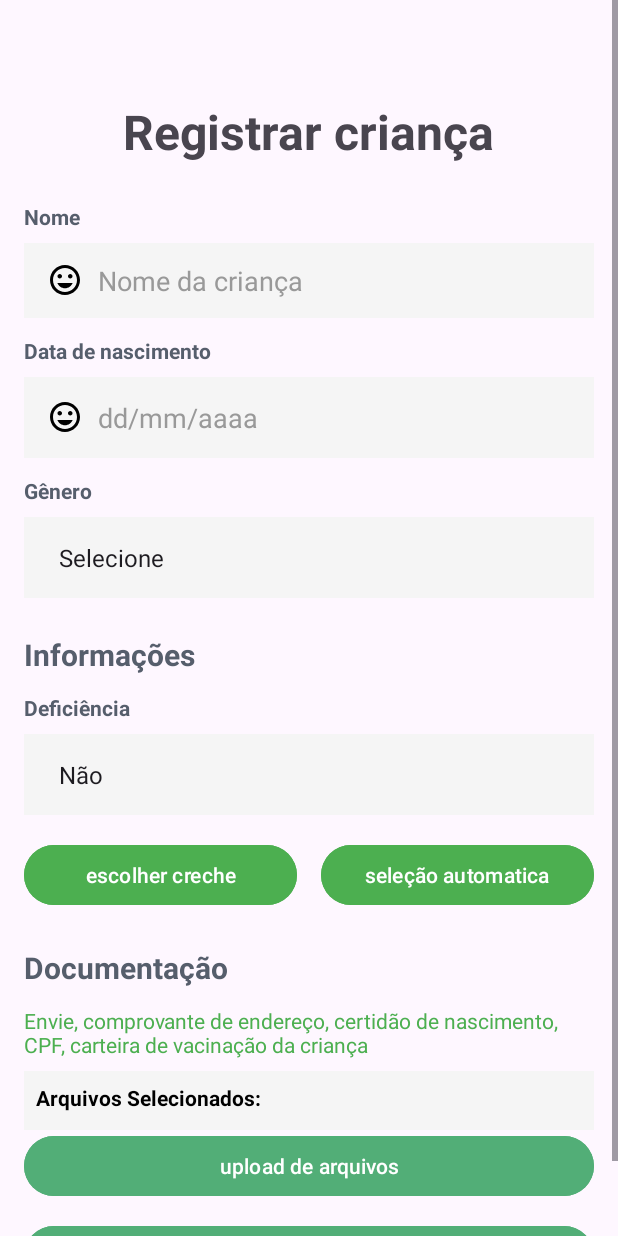
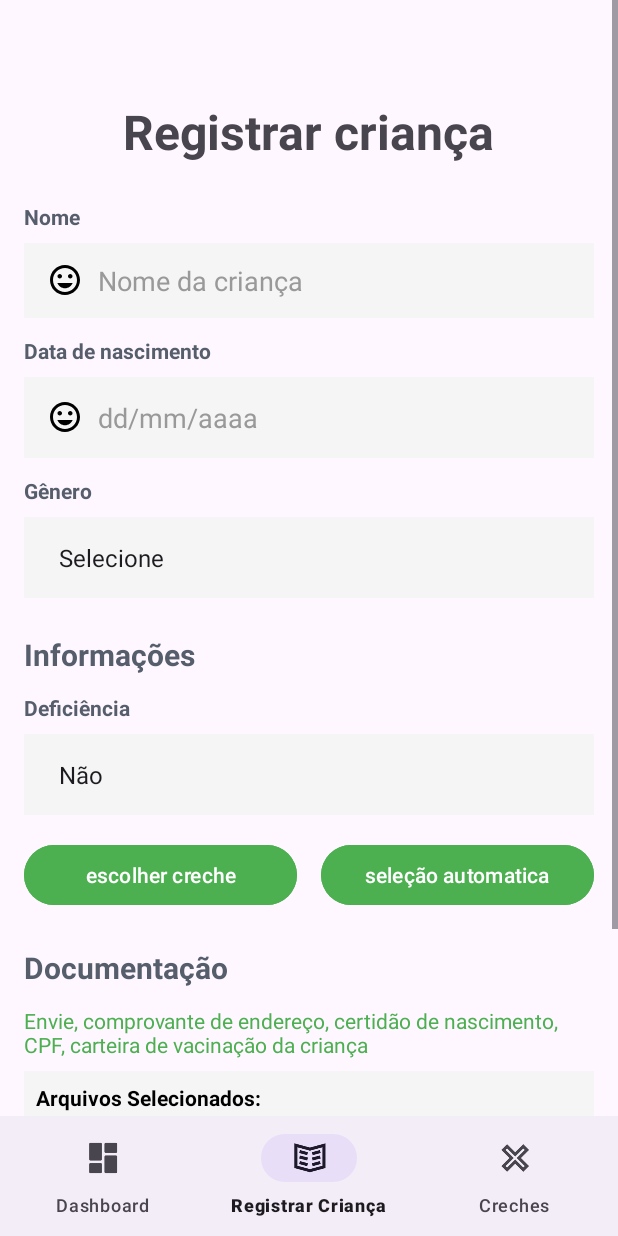
Before and after one commit to Ryanzucchi/Atv_avaliativa_Disp, an Android app: the KidRegistry screen opened directly, with no data from a screen before it, on a phone screen of 412 x 824 dp. Run offline under Robolectric (Android 15) with nearby library versions, the phone set to English and light mode, and no system bars.

Commit message:
barra inferior no KidRegistry.java

```diff
--- a/app/src/main/java/br/com/unemat/ryan/myapplication/KidRegistry.java
+++ b/app/src/main/java/br/com/unemat/ryan/myapplication/KidRegistry.java
@@ -7,6 +7,7 @@ import android.net.Uri;
 import android.os.Bundle;
 import android.provider.OpenableColumns;
 import android.provider.MediaStore;
+import android.util.Log;
 import android.util.TypedValue;
 import android.view.Gravity;
 import android.view.View;
@@ -20,19 +21,24 @@ import android.widget.Spinner;
 import android.widget.TextView;
 import android.widget.Toast;
 
+import androidx.annotation.NonNull;
 import androidx.annotation.Nullable;
 import androidx.appcompat.app.AppCompatActivity;
 
+import com.google.android.material.bottomnavigation.BottomNavigationView;
+import com.google.android.material.navigation.NavigationBarView;
+
 import java.io.IOException;
-import java.util.ArrayList; // Importe para ArrayList
-import java.util.List; // Importe para List
+import java.util.ArrayList;
+import java.util.List;
 
 public class KidRegistry extends AppCompatActivity {
 
+    private static final String TAG = "KidRegistry";
     private static final int PICK_FILE_REQUEST = 1;
-    private static final int MAX_FILES_DISPLAY = 15; // Define o limite máximo de arquivos
+    private static final int MAX_FILES_DISPLAY = 15;
 
-    // Declaração das variáveis para os elementos da UI
+    // UI Elements Declaration
     private Button btnSelectCreche;
     private Button btnEnviar;
     private Button btnUploadArquivos;
@@ -46,14 +52,18 @@ public class KidRegistry extends AppCompatActivity {
     private TextView textViewDescricaoOutraDeficiencia;
     private EditText editTextDescricaoOutraDeficiencia;
 
-    private List<Uri> selectedFileUris = new ArrayList<>(); // Lista para armazenar as URIs dos arquivos selecionados
+    // List to store URIs of selected files, declared as a class member
+    private List<Uri> selectedFileUris = new ArrayList<>();
+
+    // Bottom Navigation View
+    private BottomNavigationView bottomNavigationView;
 
     @Override
     protected void onCreate(Bundle savedInstanceState) {
         super.onCreate(savedInstanceState);
         setContentView(R.layout.kidregistry);
 
-        // Inicialização dos elementos da UI
+        // Initialize UI Elements
         btnSelectCreche = findViewById(R.id.escolha);
         btnEnviar = findViewById(R.id.btn_enviar);
         btnUploadArquivos = findViewById(R.id.btn_uparq);
@@ -67,7 +77,42 @@ public class KidRegistry extends AppCompatActivity {
         textViewDescricaoOutraDeficiencia = findViewById(R.id.textView_descricao_outra_deficiencia);
         editTextDescricaoOutraDeficiencia = findViewById(R.id.editText_descricao_outra_deficiencia);
 
-        // Configura o listener para o botão "escolher creche"
+        // --- Bottom Navigation View Setup ---
+        bottomNavigationView = findViewById(R.id.dashbottom_navigation);
+        if (bottomNavigationView != null) {
+            // Set "Register" item as selected when KidRegistry starts
+            bottomNavigationView.setSelectedItemId(R.id.nav_register);
+            Log.d(TAG, "Item 'Register' definido como selecionado ao iniciar KidRegistry.");
+
+            bottomNavigationView.setOnItemSelectedListener(new NavigationBarView.OnItemSelectedListener() {
+                @Override
+                public boolean onNavigationItemSelected(@NonNull android.view.MenuItem item) {
+                    int itemId = item.getItemId();
+                    if (itemId == R.id.nav_dashboard) {
+                        Log.d(TAG, "Navegando para ActivityMain (Dashboard).");
+                        startActivity(new Intent(KidRegistry.this, ActivityMain.class));
+                        finish(); // Finish KidRegistry to remove it from the back stack
+                        return true;
+                    } else if (itemId == R.id.nav_register) {
+                        // Already in KidRegistry, do nothing
+                        Log.d(TAG, "Item 'Register' clicado. Já estamos aqui.");
+                        return true;
+                    } else if (itemId == R.id.nav_settings) {
+                        Log.d(TAG, "Navegando para Kg (Settings).");
+                        startActivity(new Intent(KidRegistry.this, Kg.class));
+                        // Consider calling finish() here if Kg is also a primary navigation destination
+                        return true;
+                    }
+                    return false;
+                }
+            });
+        } else {
+            Log.e(TAG, "BottomNavigationView 'dashbottom_navigation' não encontrado no layout kidregistry.xml");
+            Toast.makeText(this, "Erro interno: Navegação não disponível.", Toast.LENGTH_LONG).show();
+        }
+        // --- End Bottom Navigation View Setup ---
+
+        // Set up "Choose Creche" button listener
         if (btnSelectCreche != null) {
             btnSelectCreche.setOnClickListener(v -> {
                 Intent intent = new Intent(KidRegistry.this, Kg.class);
@@ -77,7 +122,7 @@ public class KidRegistry extends AppCompatActivity {
             Toast.makeText(this, "Erro: Botão 'escolha' não encontrado no layout.", Toast.LENGTH_LONG).show();
         }
 
-        // Configura o listener para o botão "seleção automatica"
+        // Set up "Automatic Selection" button listener
         if (btnSelecaoAutomatica != null) {
             btnSelecaoAutomatica.setOnClickListener(v -> {
                 Toast.makeText(KidRegistry.this, "Seleção Automática Clicada!", Toast.LENGTH_SHORT).show();
@@ -86,25 +131,26 @@ public class KidRegistry extends AppCompatActivity {
             Toast.makeText(this, "Erro: Botão 'selecao_automatica_button' não encontrado no layout.", Toast.LENGTH_LONG).show();
         }
 
-        // Configura o listener para o botão "Enviar"
+        // Set up "Send" button listener
         if (btnEnviar != null) {
             btnEnviar.setOnClickListener(v -> {
-                // Aqui você pode acessar as URIs dos arquivos em 'selectedFileUris'
-                // para enviar ou processar.
+                // Here you can access the URIs of the files in 'selectedFileUris'
+                // for sending or processing.
                 Toast.makeText(KidRegistry.this, "Dados e " + selectedFileUris.size() + " arquivos enviados!", Toast.LENGTH_SHORT).show();
                 Intent intent = new Intent(KidRegistry.this, ActivityMain.class);
                 startActivity(intent);
+                finish(); // Finish KidRegistry after sending to return to ActivityMain
             });
         } else {
             Toast.makeText(this, "Erro: Botão 'btn_enviar' não encontrado no layout.", Toast.LENGTH_LONG).show();
         }
 
-        // Configura o listener para o botão "upload de arquivos"
+        // Set up "Upload Files" button listener
         if (btnUploadArquivos != null) {
             btnUploadArquivos.setOnClickListener(v -> {
                 if (selectedFileUris.size() >= MAX_FILES_DISPLAY) {
                     Toast.makeText(KidRegistry.this, "Limite máximo de " + MAX_FILES_DISPLAY + " arquivos atingido.", Toast.LENGTH_SHORT).show();
-                    return; // Impede a abertura do seletor de arquivos
+                    return; // Prevent opening the file picker
                 }
                 Intent intent = new Intent(Intent.ACTION_OPEN_DOCUMENT);
                 intent.setType("*/*");
@@ -116,7 +162,7 @@ public class KidRegistry extends AppCompatActivity {
             Toast.makeText(this, "Erro: Botão 'btn_uparq' não encontrado no layout.", Toast.LENGTH_LONG).show();
         }
 
-        // Configura o listener para o Spinner de Deficiência (Sim/Não)
+        // Configure listener for "Disability" Spinner (Yes/No)
         if (spinnerDeficiencia != null && textViewTipoDeficiencia != null && spinnerTipoDeficiencia != null) {
             spinnerDeficiencia.setOnItemSelectedListener(new AdapterView.OnItemSelectedListener() {
                 @Override
@@ -137,14 +183,14 @@ public class KidRegistry extends AppCompatActivity {
 
                 @Override
                 public void onNothingSelected(AdapterView<?> parent) {
-                    // Não é necessário implementar aqui
+                    // Not necessary to implement here
                 }
             });
         } else {
             Toast.makeText(this, "Erro: Spinners/TextViews de deficiência não encontrados.", Toast.LENGTH_LONG).show();
         }
 
-        // Configura o listener para o Spinner de Tipo de Deficiência
+        // Configure listener for "Type of Disability" Spinner
         if (spinnerTipoDeficiencia != null && textViewDescricaoOutraDeficiencia != null && editTextDescricaoOutraDeficiencia != null) {
             spinnerTipoDeficiencia.setOnItemSelectedListener(new AdapterView.OnItemSelectedListener() {
                 @Override
@@ -161,7 +207,7 @@ public class KidRegistry extends AppCompatActivity {
 
                 @Override
                 public void onNothingSelected(AdapterView<?> parent) {
-                    // Não é necessário implementar aqui
+                    // Not necessary to implement here
                 }
             });
         } else {
@@ -176,24 +222,24 @@ public class KidRegistry extends AppCompatActivity {
         if (requestCode == PICK_FILE_REQUEST && resultCode == RESULT_OK && data != null) {
             int currentFilesCount = selectedFileUris.size();
 
-            if (data.getClipData() != null) { // Múltiplos arquivos selecionados
+            if (data.getClipData() != null) { // Multiple files selected
                 int count = data.getClipData().getItemCount();
                 for (int i = 0; i < count; i++) {
                     if (currentFilesCount < MAX_FILES_DISPLAY) {
                         Uri fileUri = data.getClipData().getItemAt(i).getUri();
-                        selectedFileUris.add(fileUri); // Adiciona à lista
-                        displayFilePreview(fileUri); // Exibe a prévia
+                        selectedFileUris.add(fileUri); // Add to the list
+                        displayFilePreview(fileUri); // Display preview
                         currentFilesCount++;
                     } else {
-                        Toast.makeText(this, "Limite de " + MAX_FILES_DISPLAY + " arquivos atingido. Alguns arquivos não foram adicionados.", Toast.LENGTH_LONG).show();
-                        break; // Sai do loop se o limite for atingido
+                        Toast.makeText(this, "Limite máximo de " + MAX_FILES_DISPLAY + " arquivos atingido. Alguns arquivos não foram adicionados.", Toast.LENGTH_LONG).show();
+                        break; // Exit loop if limit is reached
                     }
                 }
-            } else if (data.getData() != null) { // Um único arquivo selecionado
+            } else if (data.getData() != null) { // A single file selected
                 if (currentFilesCount < MAX_FILES_DISPLAY) {
                     Uri fileUri = data.getData();
-                    selectedFileUris.add(fileUri); // Adiciona à lista
-                    displayFilePreview(fileUri); // Exibe a prévia
+                    selectedFileUris.add(fileUri); // Add to the list
+                    displayFilePreview(fileUri); // Display preview
                 } else {
                     Toast.makeText(this, "Limite de " + MAX_FILES_DISPLAY + " arquivos atingido. O arquivo não foi adicionado.", Toast.LENGTH_LONG).show();
                 }
@@ -207,20 +253,20 @@ public class KidRegistry extends AppCompatActivity {
         }
     }
 
-    // Método auxiliar para exibir a prévia e o nome de cada arquivo
+    // Helper method to display preview and name of each file
     private void displayFilePreview(Uri fileUri) {
         if (selectedFilesContainer == null) {
             Toast.makeText(this, "Erro interno: Container de arquivos não encontrado.", Toast.LENGTH_LONG).show();
             return;
         }
 
-        // Cria um LinearLayout horizontal para cada entrada de arquivo (ícone + nome)
+        // Create a horizontal LinearLayout for each file entry (icon + name)
         LinearLayout fileEntryLayout = new LinearLayout(this);
         fileEntryLayout.setOrientation(LinearLayout.HORIZONTAL);
         fileEntryLayout.setPadding(8, 8, 8, 8);
         fileEntryLayout.setGravity(Gravity.CENTER_VERTICAL);
 
-        // Cria um ImageView para a prévia ou ícone padrão
+        // Create an ImageView for the preview or default icon
         ImageView imageView = new ImageView(this);
         LinearLayout.LayoutParams imageParams = new LinearLayout.LayoutParams(
                 (int) getResources().getDimension(R.dimen.preview_icon_size),
@@ -229,7 +275,7 @@ public class KidRegistry extends AppCompatActivity {
         imageView.setLayoutParams(imageParams);
         imageView.setScaleType(ImageView.ScaleType.CENTER_CROP);
 
-        // Cria um TextView para o nome do arquivo
+        // Create a TextView for the file name
         TextView textView = new TextView(this);
         LinearLayout.LayoutParams textParams = new LinearLayout.LayoutParams(
                 LinearLayout.LayoutParams.WRAP_CONTENT,
@@ -237,7 +283,7 @@ public class KidRegistry extends AppCompatActivity {
         textView.setLayoutParams(textParams);
         textView.setTextSize(TypedValue.COMPLEX_UNIT_SP, 16);
 
-        // Obtém o nome e o tipo MIME do arquivo
+        // Get file name and MIME type
         String fileName = "Arquivo Desconhecido";
         String mimeType = getContentResolver().getType(fileUri);
 
@@ -259,7 +305,7 @@ public class KidRegistry extends AppCompatActivity {
 
         textView.setText(fileName);
 
-        // Define a imagem de prévia ou um ícone padrão com base no tipo MIME
+        // Set preview image or default icon based on MIME type
         if (mimeType != null && mimeType.startsWith("image/")) {
             try {
                 Bitmap bitmap = MediaStore.Images.Media.getBitmap(this.getContentResolver(), fileUri);
@@ -275,11 +321,11 @@ public class KidRegistry extends AppCompatActivity {
             imageView.setImageResource(android.R.drawable.ic_menu_upload);
         }
 
-        // Adiciona a ImageView e a TextView ao layout da entrada do arquivo
+        // Add ImageView and TextView to the file entry layout
         fileEntryLayout.addView(imageView);
         fileEntryLayout.addView(textView);
 
-        // Adiciona a entrada do arquivo ao container principal
+        // Add the file entry to the main container
         selectedFilesContainer.addView(fileEntryLayout);
     }
 }
--- a/app/src/main/res/layout/entryloginadm.xml
+++ b/app/src/main/res/layout/entryloginadm.xml
@@ -61,4 +61,5 @@
             android:layout_marginBottom="24dp"/>
 
     </LinearLayout>
+
 </ScrollView>
--- a/app/src/main/res/layout/kidregistry.xml
+++ b/app/src/main/res/layout/kidregistry.xml
@@ -1,12 +1,15 @@
 <?xml version="1.0" encoding="utf-8"?>
-<ScrollView xmlns:android="http://schemas.android.com/apk/res/android"
+<RelativeLayout xmlns:android="http://schemas.android.com/apk/res/android"
     xmlns:app="http://schemas.android.com/apk/res-auto"
     xmlns:tools="http://schemas.android.com/tools"
     android:layout_width="match_parent"
+    android:layout_height="match_parent">
+
+    <ScrollView
+        android:layout_width="match_parent"
         android:layout_height="match_parent"
-    android:fillViewport="true">
-
-    <LinearLayout
+        android:fillViewport="true"
+        android:layout_above="@+id/dashbottom_navigation"> <LinearLayout
         android:layout_width="match_parent"
         android:layout_height="wrap_content"
         android:orientation="vertical"
@@ -99,7 +102,6 @@
             android:textStyle="bold"
             android:textSize="20sp" />
 
-        <!-- Novas caixas de seleção para Deficiência -->
         <TextView
             android:layout_width="wrap_content"
             android:layout_height="wrap_content"
@@ -128,9 +130,7 @@
             android:textStyle="bold"
             android:layout_marginTop="12dp"
             android:labelFor="@+id/spinner_tipo_deficiencia"
-            android:visibility="gone" /> <!-- Visibilidade inicial oculta, controlada por código -->
-
-        <Spinner
+            android:visibility="gone" /> <Spinner
         android:id="@+id/spinner_tipo_deficiencia"
         android:layout_width="match_parent"
         android:layout_height="54dp"
@@ -139,9 +139,7 @@
         android:entries="@array/tipos_deficiencia_array"
         android:paddingStart="15dp"
         android:paddingEnd="15dp"
-            android:visibility="gone" /> <!-- Visibilidade inicial oculta, controlada por código -->
-
-        <TextView
+        android:visibility="gone" /> <TextView
         android:id="@+id/textView_descricao_outra_deficiencia"
         android:layout_width="wrap_content"
         android:layout_height="wrap_content"
@@ -225,8 +223,6 @@
                 android:textColor="#000000"
                 android:paddingBottom="4dp"/>
 
-            <!-- Arquivos selecionados serão adicionados aqui via código -->
-
         </LinearLayout>
 
 
@@ -245,7 +241,18 @@
             android:text="Enviar"
             android:textColor="#FFFFFF"
             android:layout_marginTop="12dp"
+            android:layout_marginBottom="16dp"
             android:backgroundTint="#52AE77"/>
 
     </LinearLayout>
     </ScrollView>
+
+    <com.google.android.material.bottomnavigation.BottomNavigationView
+        android:id="@+id/dashbottom_navigation"
+        android:layout_width="match_parent"
+        android:layout_height="wrap_content"
+        android:layout_alignParentBottom="true"
+        app:menu="@menu/bottom_nav_menu"
+        app:labelVisibilityMode="labeled" />
+
+</RelativeLayout>
```
Lines whose indentation alone changed are shown as unchanged.
